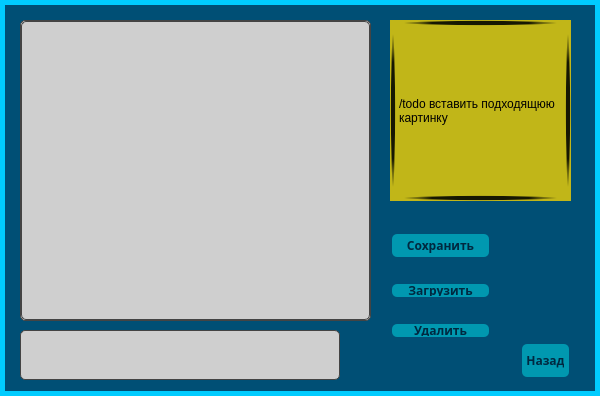
First picture: the form in src/SaveWindow.ui, repository Argentime/coursework, before the edit.
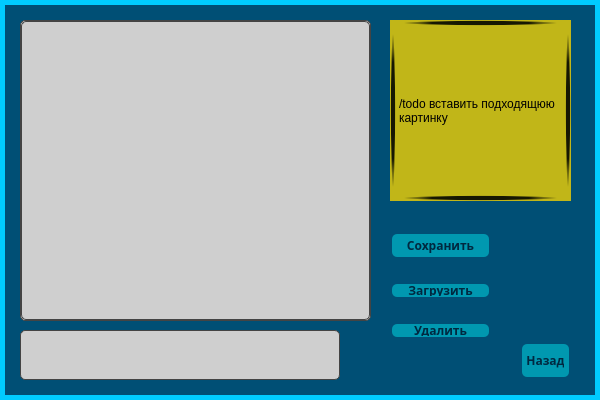
Second picture: the form after the edit. Icons and pictures are not drawn.

Diff of the .ui file:
```diff
--- a/src/SaveWindow.ui
+++ b/src/SaveWindow.ui
@@ -7,9 +7,27 @@
     <x>0</x>
     <y>0</y>
     <width>600</width>
-    <height>396</height>
+    <height>400</height>
    </rect>
   </property>
+  <property name="sizePolicy">
+   <sizepolicy hsizetype="Preferred" vsizetype="Preferred">
+    <horstretch>0</horstretch>
+    <verstretch>0</verstretch>
+   </sizepolicy>
+  </property>
+  <property name="minimumSize">
+   <size>
+    <width>600</width>
+    <height>400</height>
+   </size>
+  </property>
+  <property name="maximumSize">
+   <size>
+    <width>600</width>
+    <height>400</height>
+   </size>
+  </property>
   <property name="windowTitle">
    <string>SaveWindow</string>
   </property>
```
